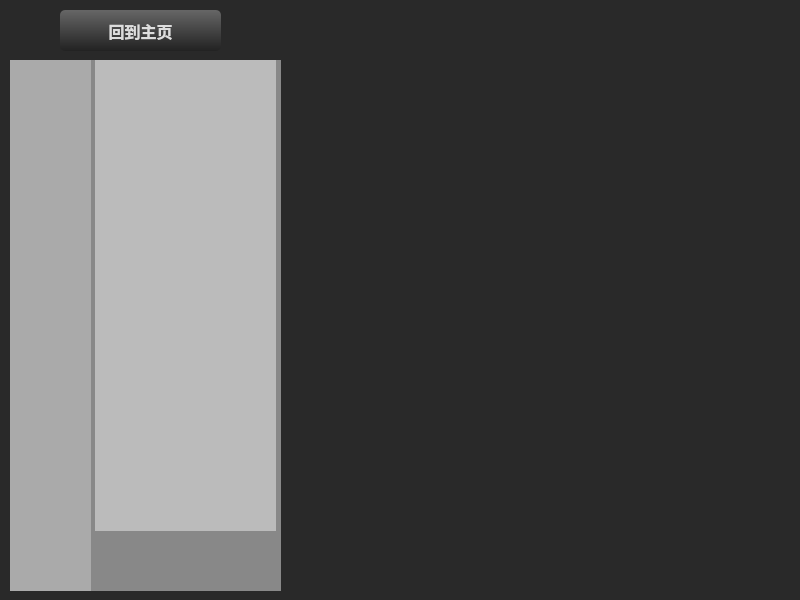
Old version of the form grafix/editor/editorWindow.ui in the repository wysaid/grafix.
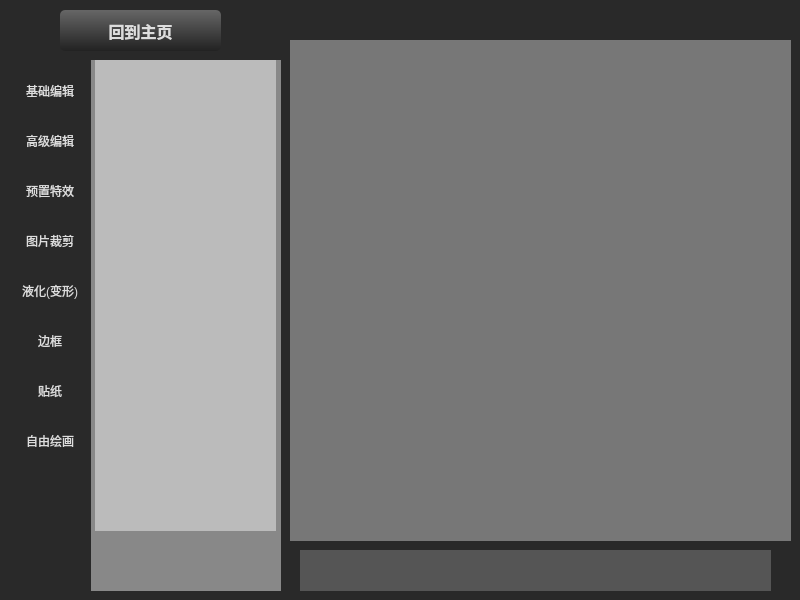
New version of the form.

Commit message: 更新主界面设置

What changed in the file:
```diff
--- a/grafix/editor/editorWindow.ui
+++ b/grafix/editor/editorWindow.ui
@@ -77,9 +77,206 @@
      </property>
      <property name="styleSheet">
       <string notr="true">#mainMenuView{
-background-color:#aaa
-}</string>
+background-color:#292929
+}
+
+QPushButton {
+border-radius:3px;
+padding:5px 1px;
+font-size:12px;
+font-family:&quot;Helvetica Neue&quot;, Helvetica, Arial, &quot;Hiragino Sans GB&quot;, &quot;Hiragino Sans GB W3&quot;, &quot;WenQuanYi Micro Hei&quot;, &quot;Microsoft YaHei UI&quot;, &quot;Microsoft YaHei&quot;, sans-serif;
+color:#ddd;
+}
+QPushButton:!hover {
+background : #292929
+}
+QPushButton:hover { background : #555 }
+QPushButton:hover:pressed {
+background : #111;
+color:#345;
+}
+QPushButton:checked {
+background : #000;
+color:rgb(44,99,147);
+}
+</string>
      </property>
+     <widget class="QPushButton" name="basicAdjBtn">
+      <property name="geometry">
+       <rect>
+        <x>0</x>
+        <y>10</y>
+        <width>80</width>
+        <height>41</height>
+       </rect>
+      </property>
+      <property name="text">
+       <string>基础编辑</string>
+      </property>
+      <property name="checkable">
+       <bool>true</bool>
+      </property>
+      <property name="autoExclusive">
+       <bool>true</bool>
+      </property>
+      <property name="flat">
+       <bool>true</bool>
+      </property>
+     </widget>
+     <widget class="QPushButton" name="advancedAdjBtn">
+      <property name="geometry">
+       <rect>
+        <x>0</x>
+        <y>60</y>
+        <width>80</width>
+        <height>41</height>
+       </rect>
+      </property>
+      <property name="text">
+       <string>高级编辑</string>
+      </property>
+      <property name="checkable">
+       <bool>true</bool>
+      </property>
+      <property name="autoExclusive">
+       <bool>true</bool>
+      </property>
+      <property name="flat">
+       <bool>true</bool>
+      </property>
+     </widget>
+     <widget class="QPushButton" name="insideEffectsBtn">
+      <property name="geometry">
+       <rect>
+        <x>0</x>
+        <y>110</y>
+        <width>80</width>
+        <height>41</height>
+       </rect>
+      </property>
+      <property name="text">
+       <string>预置特效</string>
+      </property>
+      <property name="checkable">
+       <bool>true</bool>
+      </property>
+      <property name="autoExclusive">
+       <bool>true</bool>
+      </property>
+      <property name="flat">
+       <bool>true</bool>
+      </property>
+     </widget>
+     <widget class="QPushButton" name="imageCropBtn">
+      <property name="geometry">
+       <rect>
+        <x>0</x>
+        <y>160</y>
+        <width>80</width>
+        <height>41</height>
+       </rect>
+      </property>
+      <property name="text">
+       <string>图片裁剪</string>
+      </property>
+      <property name="checkable">
+       <bool>true</bool>
+      </property>
+      <property name="autoExclusive">
+       <bool>true</bool>
+      </property>
+      <property name="flat">
+       <bool>true</bool>
+      </property>
+     </widget>
+     <widget class="QPushButton" name="pushButton_5">
+      <property name="geometry">
+       <rect>
+        <x>0</x>
+        <y>210</y>
+        <width>80</width>
+        <height>41</height>
+       </rect>
+      </property>
+      <property name="text">
+       <string>液化(变形)</string>
+      </property>
+      <property name="checkable">
+       <bool>true</bool>
+      </property>
+      <property name="autoExclusive">
+       <bool>true</bool>
+      </property>
+      <property name="flat">
+       <bool>true</bool>
+      </property>
+     </widget>
+     <widget class="QPushButton" name="pushButton_6">
+      <property name="geometry">
+       <rect>
+        <x>0</x>
+        <y>260</y>
+        <width>80</width>
+        <height>41</height>
+       </rect>
+      </property>
+      <property name="text">
+       <string>边框</string>
+      </property>
+      <property name="checkable">
+       <bool>true</bool>
+      </property>
+      <property name="autoExclusive">
+       <bool>true</bool>
+      </property>
+      <property name="flat">
+       <bool>true</bool>
+      </property>
+     </widget>
+     <widget class="QPushButton" name="pushButton_7">
+      <property name="geometry">
+       <rect>
+        <x>0</x>
+        <y>310</y>
+        <width>80</width>
+        <height>41</height>
+       </rect>
+      </property>
+      <property name="text">
+       <string>贴纸</string>
+      </property>
+      <property name="checkable">
+       <bool>true</bool>
+      </property>
+      <property name="autoExclusive">
+       <bool>true</bool>
+      </property>
+      <property name="flat">
+       <bool>true</bool>
+      </property>
+     </widget>
+     <widget class="QPushButton" name="pushButton_8">
+      <property name="geometry">
+       <rect>
+        <x>0</x>
+        <y>360</y>
+        <width>80</width>
+        <height>41</height>
+       </rect>
+      </property>
+      <property name="text">
+       <string>自由绘画</string>
+      </property>
+      <property name="checkable">
+       <bool>true</bool>
+      </property>
+      <property name="autoExclusive">
+       <bool>true</bool>
+      </property>
+      <property name="flat">
+       <bool>true</bool>
+      </property>
+     </widget>
     </widget>
     <widget class="QWidget" name="secondMenuView" native="true">
      <property name="geometry">
@@ -97,6 +294,36 @@
      </property>
     </widget>
    </widget>
+   <widget class="QWidget" name="canvasView" native="true">
+    <property name="geometry">
+     <rect>
+      <x>290</x>
+      <y>40</y>
+      <width>501</width>
+      <height>501</height>
+     </rect>
+    </property>
+    <property name="styleSheet">
+     <string notr="true">#canvasView{
+background-color:#777;
+}</string>
+    </property>
+   </widget>
+   <widget class="QWidget" name="bottomToolView" native="true">
+    <property name="geometry">
+     <rect>
+      <x>300</x>
+      <y>550</y>
+      <width>471</width>
+      <height>41</height>
+     </rect>
+    </property>
+    <property name="styleSheet">
+     <string notr="true">#bottomToolView{
+background-color:#555;
+}</string>
+    </property>
+   </widget>
   </widget>
  </widget>
  <resources/>
```
Left out of the diff: 2 changed lines with no effect on the pictures. The commit also changes 2 other files.
